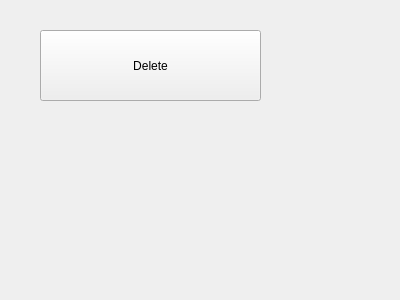
First picture: the form in ui/window_or_door_selected.ui, repository kentzhang-geek/kaola_engine, before the edit.
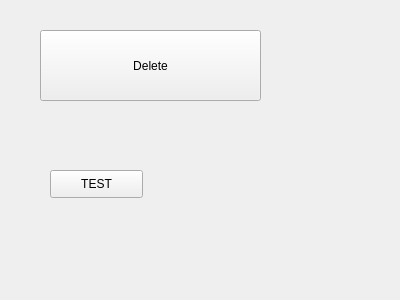
Second picture: the form after the edit.

Commit message: change door & wiindow s' model finished

The edit to the form file:
```diff
--- a/ui/window_or_door_selected.ui
+++ b/ui/window_or_door_selected.ui
@@ -26,6 +26,19 @@
     <string>Delete</string>
    </property>
   </widget>
+  <widget class="QPushButton" name="test_window_or_door">
+   <property name="geometry">
+    <rect>
+     <x>50</x>
+     <y>170</y>
+     <width>93</width>
+     <height>28</height>
+    </rect>
+   </property>
+   <property name="text">
+    <string>TEST</string>
+   </property>
+  </widget>
  </widget>
  <resources/>
  <connections/>
```
The commit also changes 6 other files.
